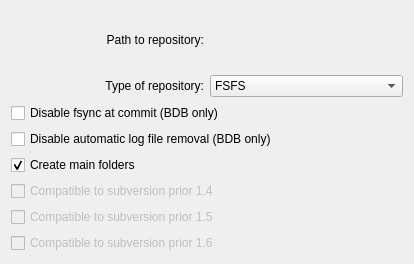
This is src/svnfrontend/createrepo_dlg.ui in KDE/kdesvn as Qt 5 draws it before an edit. The edited form follows.
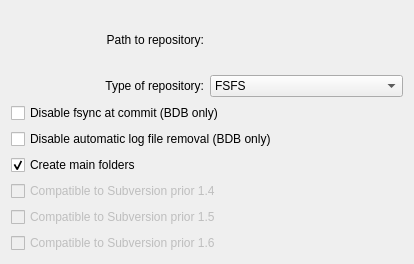
This is the edited form. Custom widgets are drawn as their Qt base class.

Patch:
```diff
--- a/src/svnfrontend/createrepo_dlg.ui
+++ b/src/svnfrontend/createrepo_dlg.ui
@@ -118,7 +118,7 @@
       <string>If set, the repository created will compatible to subversion prior 1.4. This is only useful when svnqt is running with subversion 1.4 or above.</string>
      </property>
      <property name="text">
-      <string>Compatible to subversion prior 1.4</string>
+      <string>Compatible to Subversion prior 1.4</string>
      </property>
      <property name="checked">
       <bool>false</bool>
@@ -137,7 +137,7 @@
       <string>If set, the repository created will compatible to subversion prior 1.5. This is only useful when svnqt is running with subversion 1.5 or above.</string>
      </property>
      <property name="text">
-      <string>Compatible to subversion prior 1.5</string>
+      <string>Compatible to Subversion prior 1.5</string>
      </property>
     </widget>
    </item>
@@ -150,7 +150,7 @@
       <string>Is created repository compatible to subversion prior 1.6</string>
      </property>
      <property name="text">
-      <string>Compatible to subversion prior 1.6</string>
+      <string>Compatible to Subversion prior 1.6</string>
      </property>
     </widget>
    </item>
```
Left out of the diff: 10 changed lines with no effect on the pictures.
